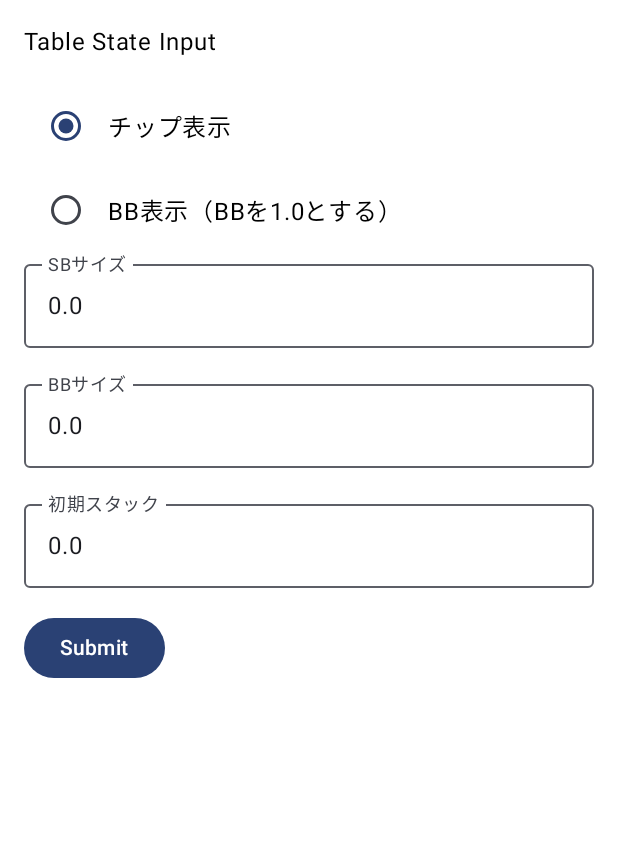
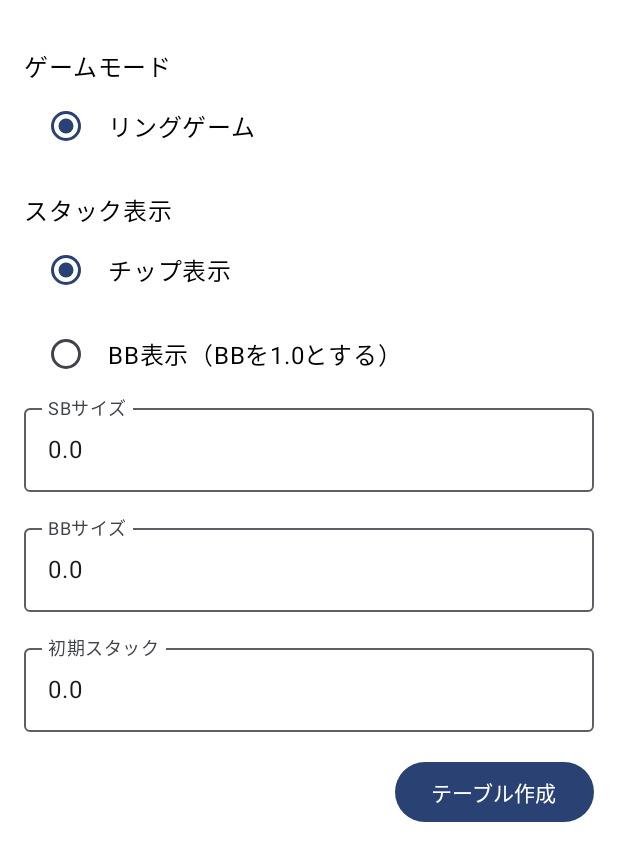
Before and after one commit to shota-ebata/HoldemStackTracker, an Android app built with Jetpack Compose: the @Preview function TableCreatorContentPreview, on a phone screen of 412 x 824 dp. Shown: the top 861 px of the screen. Run offline under Robolectric (Android 15) with nearby library versions, the phone set to English and light mode, and no system bars; our stand-ins replace Dagger/Hilt's generated code.

Commit message:
Submitボタン

```diff
--- a/app/src/main/java/com/ebata_shota/holdemstacktracker/ui/compose/content/TableCreatorContent.kt
+++ b/app/src/main/java/com/ebata_shota/holdemstacktracker/ui/compose/content/TableCreatorContent.kt
@@ -21,6 +21,7 @@ import androidx.compose.ui.semantics.Role
 import androidx.compose.ui.text.input.KeyboardType
 import androidx.compose.ui.tooling.preview.Preview
 import androidx.compose.ui.unit.dp
+import com.ebata_shota.holdemstacktracker.R
 import com.ebata_shota.holdemstacktracker.domain.model.BetViewMode
 import com.ebata_shota.holdemstacktracker.ui.compose.parts.OutlinedTextFieldWithError
 import com.ebata_shota.holdemstacktracker.ui.extension.labelResId
@@ -29,23 +30,52 @@ import com.ebata_shota.holdemstacktracker.ui.viewmodel.TableCreatorUiState
 
 @Composable
 fun TableCreatorContent(
-    uiState: TableCreatorUiState,
+    uiState: TableCreatorUiState.MainContent,
     onChangeSizeOfSB: (String) -> Unit,
     onChangeSizeOfBB: (String) -> Unit,
     onClickBetViewMode: (BetViewMode) -> Unit,
     onChangeStackSize: (String) -> Unit,
     onClickSubmit: () -> Unit
 ) {
-
-    if (uiState is TableCreatorUiState.MainContent) {
     Column(
         modifier = Modifier
             .selectableGroup()
             .padding(16.dp)
     ) {
+
         Text(
-                text = "Table State Input",
-                modifier = Modifier.padding(bottom = 16.dp)
+            text = stringResource(R.string.game_type),
+            modifier = Modifier.padding(top = 16.dp)
+        )
+        TableCreatorUiState.MainContent.GameType.entries.forEach {
+            Row(
+                modifier = Modifier
+                    .fillMaxWidth()
+                    .height(56.dp)
+                    .selectable(
+                        selected = (it == uiState.gameType),
+                        onClick = { },
+                        role = Role.RadioButton
+                    )
+                    .padding(horizontal = 16.dp),
+                horizontalArrangement = Arrangement.Start,
+                verticalAlignment = Alignment.CenterVertically
+            ) {
+                RadioButton(
+                    selected = (it == uiState.gameType),
+                    onClick = null
+                )
+                Text(
+                    text = stringResource(it.labelResId),
+                    style = MaterialTheme.typography.bodyLarge,
+                    modifier = Modifier.padding(start = 16.dp)
+                )
+            }
+        }
+
+        Text(
+            text = stringResource(R.string.bet_view_type),
+            modifier = Modifier.padding(top = 16.dp)
         )
 
         BetViewMode.entries.forEach {
@@ -92,17 +122,25 @@ fun TableCreatorContent(
         )
 
 
+        Row(
+            modifier = Modifier
+                .fillMaxWidth(),
+            horizontalArrangement = Arrangement.End
+        ) {
             // Submit Button
             Button(
                 onClick = {
                     onClickSubmit()
                 },
-                enabled = uiState.enableSubmitButton
+                enabled = uiState.enableSubmitButton,
             ) {
-                Text(text = "Submit")
+                Text(
+                    text = stringResource(R.string.table_creator_submit)
+                )
             }
         }
     }
+
 }
 
 @Composable
--- a/app/src/main/java/com/ebata_shota/holdemstacktracker/ui/compose/screen/TableCreatorScreen.kt
+++ b/app/src/main/java/com/ebata_shota/holdemstacktracker/ui/compose/screen/TableCreatorScreen.kt
@@ -22,9 +22,11 @@ fun TableCreatorScreen(
     }
 
     val uiState: TableCreatorUiState by viewModel.uiState.collectAsStateWithLifecycle()
-
+    when (val uiStateCast = uiState) {
+        is TableCreatorUiState.Loading -> {}
+        is TableCreatorUiState.MainContent -> {
             TableCreatorContent(
-        uiState = uiState,
+                uiState = uiStateCast,
                 onChangeSizeOfSB = viewModel::onChangeSizeOfSB,
                 onChangeSizeOfBB = viewModel::onChangeSizeOfBB,
                 onClickBetViewMode = viewModel::onClickBetViewMode,
@@ -32,3 +34,5 @@ fun TableCreatorScreen(
                 onClickSubmit = viewModel::onClickSubmit
             )
         }
+    }
+}
--- a/app/src/main/res/values/strings.xml
+++ b/app/src/main/res/values/strings.xml
@@ -1,11 +1,14 @@
 <resources>
     <string name="app_name">HoldemStackTracker</string>
 
-    <string name="game_type_ring">リング</string>
+    <string name="game_type">ゲームモード</string>
+    <string name="game_type_ring">リングゲーム</string>
     <string name="sb_size_label">SBサイズ</string>
     <string name="bb_size_label">BBサイズ</string>
     <string name="default_stack_label">初期スタック</string>
     <string name="input_error_message">入力値に問題があります</string>
+    <string name="bet_view_type">スタック表示</string>
     <string name="bet_view_type_chip_number">チップ表示</string>
     <string name="bet_view_type_chip_bb">BB表示（BBを1.0とする）</string>
+    <string name="table_creator_submit">テーブル作成</string>
 </resources>
```
Lines whose indentation alone changed are shown as unchanged.
